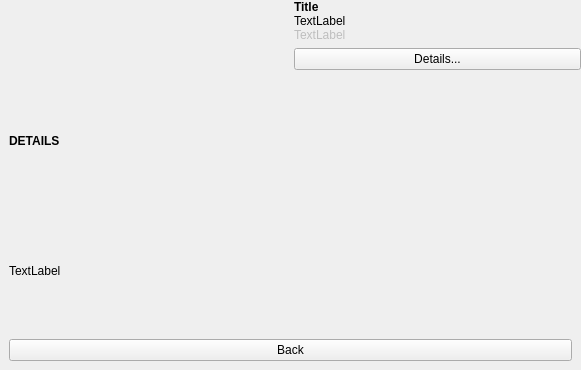
Above: platform/messagedialog/messagedialog.ui from theCheeseboard/thedesk before the change. Below: the same form after it.
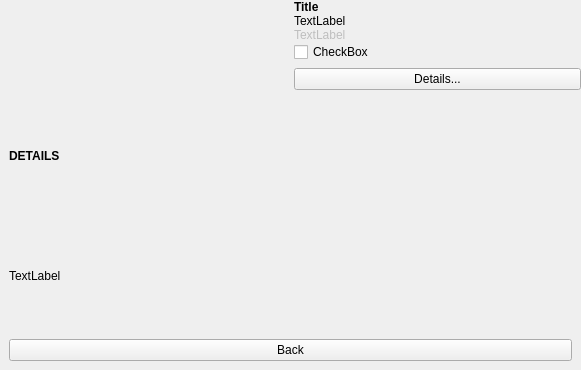
That is the form after the change.

Diff of the .ui file:
```diff
--- a/platform/messagedialog/messagedialog.ui
+++ b/platform/messagedialog/messagedialog.ui
@@ -132,6 +132,13 @@
             </property>
            </widget>
           </item>
+          <item>
+           <widget class="QCheckBox" name="checkBox">
+            <property name="text">
+             <string notr="true">CheckBox</string>
+            </property>
+           </widget>
+          </item>
          </layout>
         </item>
         <item>
@@ -182,7 +189,7 @@
            <x>0</x>
            <y>0</y>
            <width>581</width>
-           <height>271</height>
+           <height>247</height>
           </rect>
          </property>
          <property name="autoFillBackground">
```
